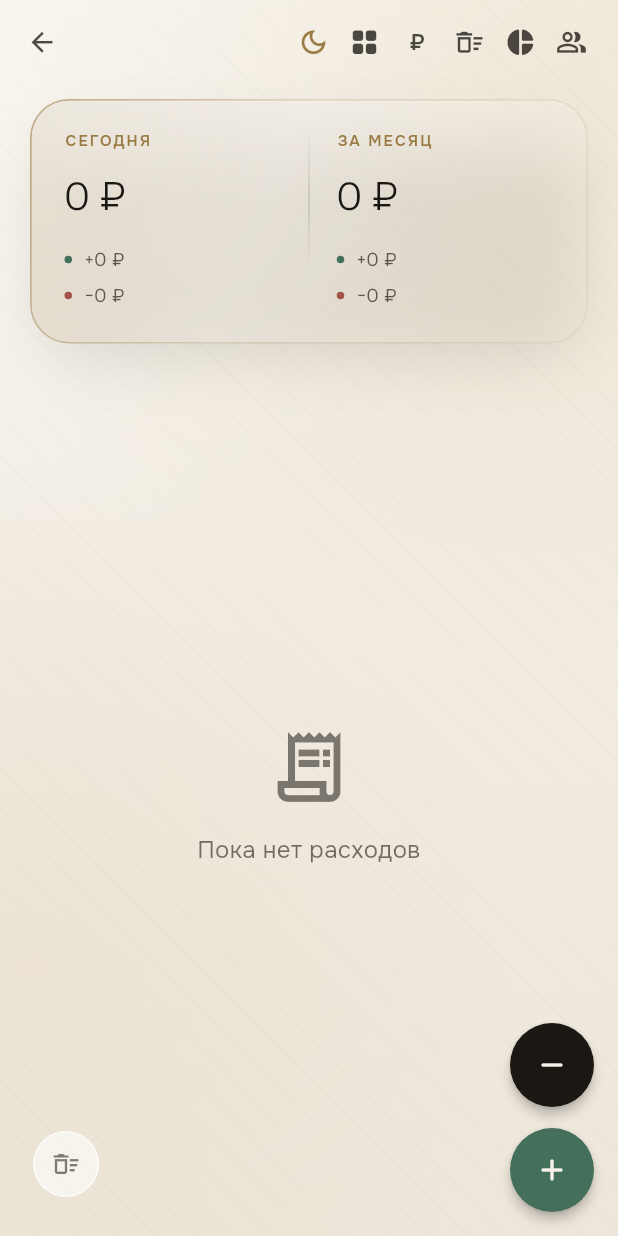
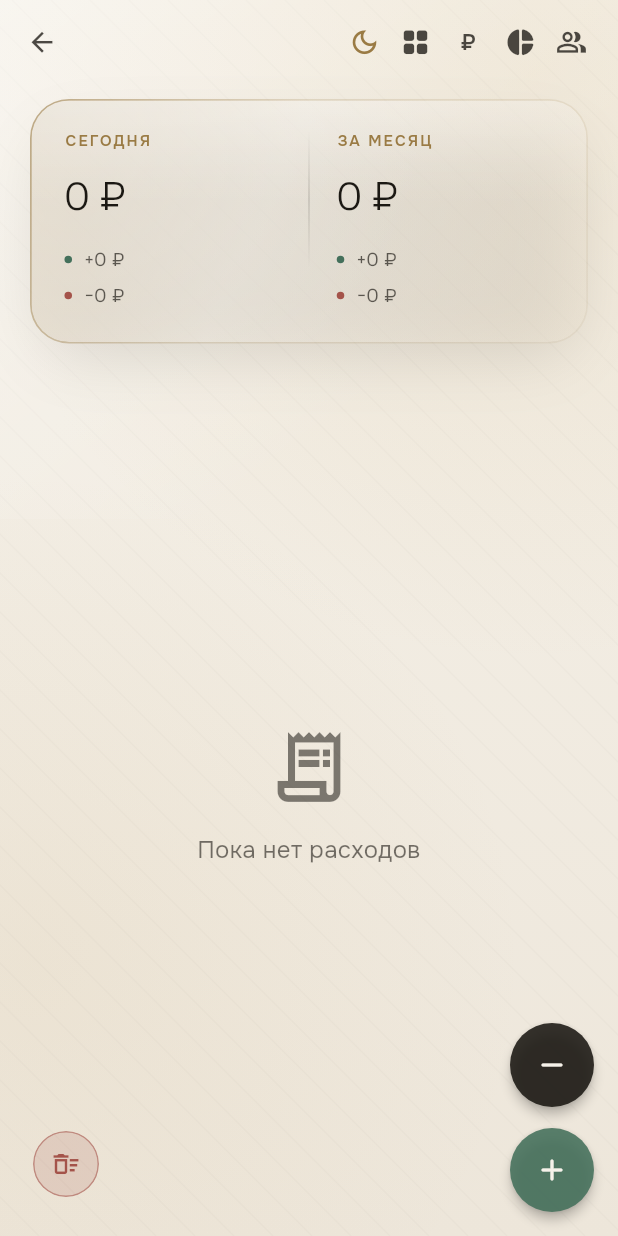
Before and after one commit to baboevazamatkz-create/Project, a Flutter app: the HomeScreen screen opened directly with empty values, on a phone screen of 412 x 824 dp. Run offline on Flutter 3.47's test engine with Material 3 defaults, Android fonts, the phone set to English and light mode, and no system bars; drawn by our look-alikes of showcaseview; our stand-ins replace cloud_firestore, firebase_auth, firebase_core, shared_preferences; accounts and stored records are empty; network calls fail.

Commit message:
Red clear button, actually remove its twin, smaller figures in rows (#54)
The app bar still had a clear button because the edit that removed it
last time was in a script that threw before writing the file -- the
assertion passed, the write never ran. It is gone now, checked against
the file rather than against the intent.

The one in the corner goes red: a terracotta fill at 0.16 behind a
terracotta rim and glyph. As quiet ink in a quiet circle it was
invisible, which is the wrong kind of discreet for the only button here
that destroys anything.

The over-limit figure on the categories tab moves off the palette's
terracotta onto a real red (#E23B2E on Ivory, #FF5247 on Obsidian),
along with that row's progress bar. It is the one place in the app
allowed to shout.

The list starts 14pt lower so its first row is clear of the fade rather
than born half-dissolved, the two add buttons drop to 0.88 alpha, and
in the rows the amount goes 14 -> 10 and the date 9.5 -> 5.5, the 1.4x
and 1.7x asked for. The date is small enough now that it is worth
looking at on a real screen before keeping it.

Verified: flutter analyze clean, 166/166 tests. Outside the suite:
rendered the home screen in both themes and the categories tab with a
blown limit.


Claude-Session: https://claude.ai/code/session_01FGhFt6z7pbN8caMhjQJkXN

Co-authored-by: Claude <noreply@anthropic.com>

```diff
--- a/lib/screens/home_screen.dart
+++ b/lib/screens/home_screen.dart
@@ -507,8 +507,12 @@ class _HomeScreenState extends State<HomeScreen> {
     return Tooltip(
       message: 'Очистить бюджет',
       child: Material(
-        color: glassFill(context),
-        shape: CircleBorder(side: BorderSide(color: glassEdge(context))),
+        color: expenseColor(context).withValues(alpha: 0.16),
+        shape: CircleBorder(
+          side: BorderSide(
+            color: expenseColor(context).withValues(alpha: 0.55),
+          ),
+        ),
         clipBehavior: Clip.antiAlias,
         child: InkWell(
           onTap: _confirmClearAll,
@@ -519,7 +523,7 @@ class _HomeScreenState extends State<HomeScreen> {
             child: Icon(
               Icons.delete_sweep_outlined,
               size: 20,
-              color: accentForeground(context).withValues(alpha: 0.55),
+              color: expenseColor(context),
             ),
           ),
         ),
@@ -674,7 +678,7 @@ class _HomeScreenState extends State<HomeScreen> {
     }
     return [
       SliverPadding(
-        padding: const EdgeInsets.fromLTRB(24, 0, 24, 100),
+        padding: const EdgeInsets.fromLTRB(24, 14, 24, 100),
         sliver: SliverList(delegate: SliverChildListDelegate(rows)),
       ),
     ];
@@ -734,11 +738,6 @@ class _HomeScreenState extends State<HomeScreen> {
                   _themeToggleButton(),
                   _viewModeToggle(),
                   _currencyToggleButton(currency),
-                  IconButton(
-                    onPressed: _confirmClearAll,
-                    icon: const Icon(Icons.delete_sweep_outlined),
-                    tooltip: 'Очистить бюджет',
-                  ),
                   _tourStep(
                     tourKey: _statsKey,
                     title: 'Статистика',
@@ -800,6 +799,11 @@ class _HomeScreenState extends State<HomeScreen> {
                         'чтобы изменить',
                     child: FloatingActionButton(
                       heroTag: 'add_expense',
+                      backgroundColor:
+                          (Theme.of(context).brightness == Brightness.dark
+                                  ? kChampagne
+                                  : kAccentColor)
+                              .withValues(alpha: 0.88),
                       onPressed: () =>
                           _openAddSheet(TransactionType.expense, currency),
                       tooltip: 'Добавить расход',
@@ -813,7 +817,8 @@ class _HomeScreenState extends State<HomeScreen> {
                     description: 'Нажмите, чтобы записать поступление денег',
                     child: FloatingActionButton(
                       heroTag: 'add_income',
-                      backgroundColor: incomeColor(context),
+                      backgroundColor:
+                          incomeColor(context).withValues(alpha: 0.88),
                       foregroundColor: const Color(0xFFF6F2EA),
                       onPressed: () =>
                           _openAddSheet(TransactionType.income, currency),
--- a/lib/screens/stats_screen.dart
+++ b/lib/screens/stats_screen.dart
@@ -401,7 +401,7 @@ class _CategoryRow extends StatelessWidget {
                                       ? FontWeight.w700
                                       : FontWeight.w500,
                                   color: isOverBudget
-                                      ? expenseColor(context)
+                                      ? overBudgetColor(context)
                                       : accentForeground(context)
                                           .withValues(alpha: 0.85),
                                 ),
```
Also changed, not shown: lib/theme.dart (+8 -0 lines), lib/widgets/expense_tile.dart (+4 -4 lines).
